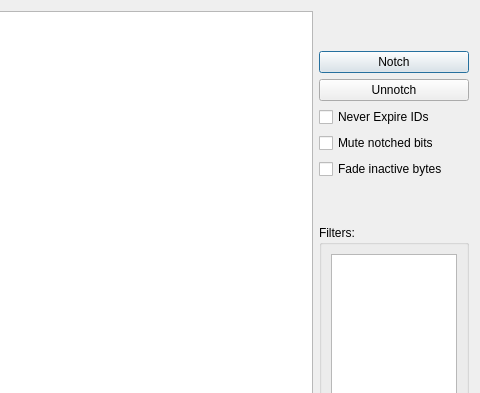
Before: the Qt Designer form ui/snifferwindow.ui in collin80/SavvyCAN, drawn with Qt 5; both pictures show x 617 to 1097 and y 0 to 393 of the 1097 by 752 pixel window.
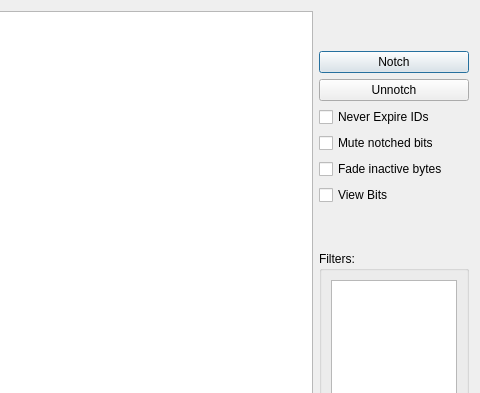
After: the same form once the commit is applied.

Commit message: Completion of adding a new mode to sniffer window (View Bits). Also now it loads and saves the window position, size, and column sizes for the sniffer window.

The edit to the form file:
```diff
--- a/ui/snifferwindow.ui
+++ b/ui/snifferwindow.ui
@@ -103,6 +103,13 @@
          </property>
         </widget>
        </item>
+       <item>
+        <widget class="QCheckBox" name="cbViewBits">
+         <property name="text">
+          <string>View Bits</string>
+         </property>
+        </widget>
+       </item>
        <item>
         <spacer name="verticalSpacer">
          <property name="orientation">
```
The commit also changes 4 other files.
